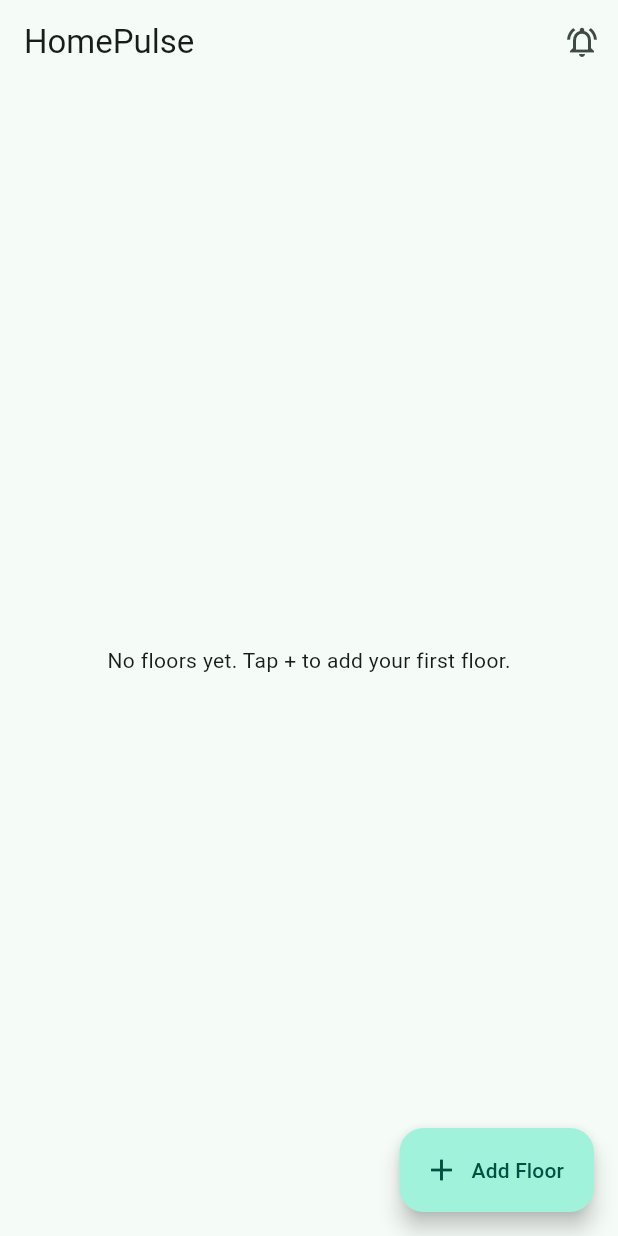
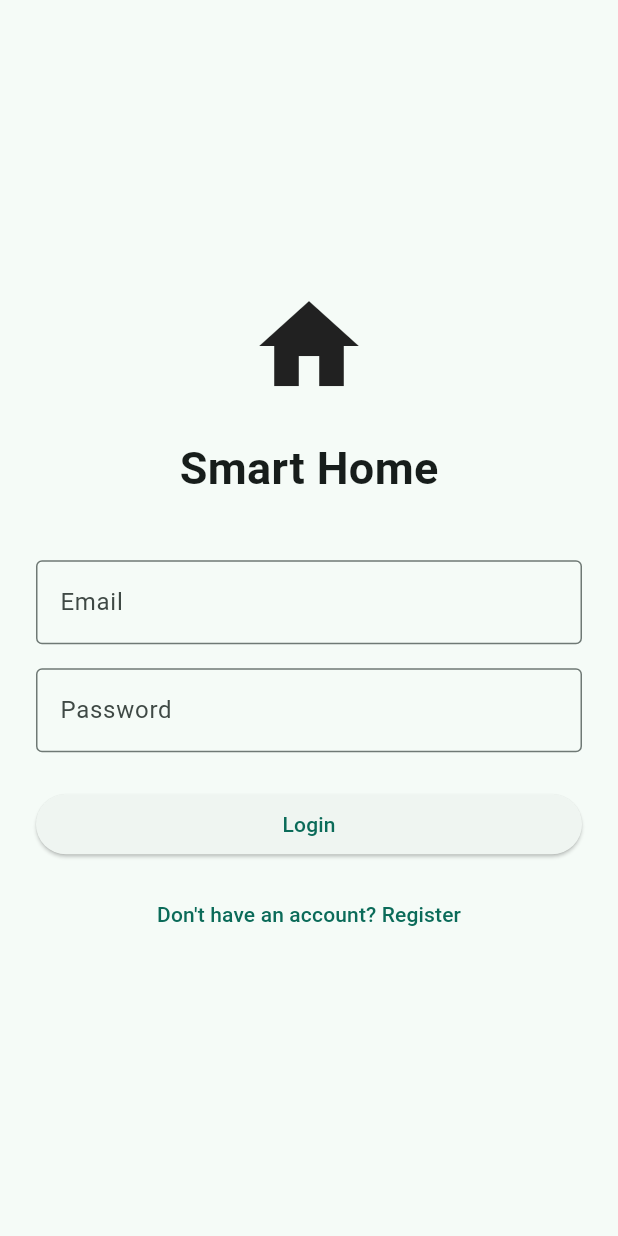
Before and after one commit to thevinu-04/HomePulse, a Flutter app: the screen it shows after launch, on a phone screen of 412 x 824 dp. Run offline on Flutter 3.47's test engine with Material 3 defaults, Android fonts, the phone set to English and light mode, and no system bars; our stand-ins replace firebase_auth, firebase_core, firebase_database, fl_chart; accounts and stored records are empty.

Commit message:
Add Firebase authentication with login and registration

```diff
--- a/lib/main.dart
+++ b/lib/main.dart
@@ -1,7 +1,9 @@
 import 'package:flutter/material.dart';
 import 'package:firebase_core/firebase_core.dart';
+import 'package:firebase_auth/firebase_auth.dart';
 import 'firebase_options.dart'; // generated by `flutterfire configure`
 import 'screens/floor_list_screen.dart';
+import 'screens/login_screen.dart';
 
 Future<void> main() async {
   WidgetsFlutterBinding.ensureInitialized();
@@ -21,7 +23,31 @@ class SmartHomeApp extends StatelessWidget {
         colorSchemeSeed: const Color(0xFF2E7D6B),
         useMaterial3: true,
       ),
-      home: const FloorListScreen(),
+      home: const AuthGate(),
     );
   }
 }
+
+class AuthGate extends StatelessWidget {
+  const AuthGate({super.key});
+
+  @override
+  Widget build(BuildContext context) {
+    return StreamBuilder<User?>(
+      stream: FirebaseAuth.instance.authStateChanges(),
+      builder: (BuildContext context, AsyncSnapshot<User?> snapshot) {
+        if (snapshot.connectionState == ConnectionState.waiting) {
+          return const Scaffold(
+            body: Center(child: CircularProgressIndicator()),
+          );
+        }
+
+        if (snapshot.hasData) {
+          return const FloorListScreen();
+        }
+
+        return const LoginScreen();
+      },
+    );
+  }
+}
--- /dev/null
+++ b/lib/screens/login_screen.dart
@@ -0,0 +1,130 @@
+import 'package:firebase_auth/firebase_auth.dart';
+import 'package:flutter/material.dart';
+
+import '../services/auth_service.dart';
+import 'register_screen.dart';
+
+class LoginScreen extends StatefulWidget {
+  const LoginScreen({super.key});
+
+  @override
+  State<LoginScreen> createState() => _LoginScreenState();
+}
+
+class _LoginScreenState extends State<LoginScreen> {
+  final TextEditingController _emailController = TextEditingController();
+  final TextEditingController _passwordController = TextEditingController();
+  final AuthService _authService = AuthService();
+
+  bool _isLoading = false;
+
+  @override
+  void dispose() {
+    _emailController.dispose();
+    _passwordController.dispose();
+    super.dispose();
+  }
+
+  Future<void> _login() async {
+    setState(() {
+      _isLoading = true;
+    });
+
+    try {
+      await _authService.login(
+        email: _emailController.text.trim(),
+        password: _passwordController.text.trim(),
+      );
+
+      if (!mounted) {
+        return;
+      }
+
+      ScaffoldMessenger.of(context).showSnackBar(
+        const SnackBar(content: Text('Login successful')),
+      );
+    } on FirebaseAuthException catch (e) {
+      if (!mounted) {
+        return;
+      }
+
+      ScaffoldMessenger.of(context).showSnackBar(
+        SnackBar(content: Text(e.message ?? 'Login failed')),
+      );
+    } catch (_) {
+      if (!mounted) {
+        return;
+      }
+
+      ScaffoldMessenger.of(context).showSnackBar(
+        const SnackBar(content: Text('Login failed')),
+      );
+    } finally {
+      if (mounted) {
+        setState(() {
+          _isLoading = false;
+        });
+      }
+    }
+  }
+
+  @override
+  Widget build(BuildContext context) {
+    return Scaffold(
+      body: SafeArea(
+        child: Padding(
+          padding: const EdgeInsets.all(24),
+          child: Column(
+            mainAxisAlignment: MainAxisAlignment.center,
+            children: <Widget>[
+              const Icon(Icons.home, size: 80),
+              const SizedBox(height: 20),
+              const Text(
+                'Smart Home',
+                style: TextStyle(fontSize: 30, fontWeight: FontWeight.bold),
+              ),
+              const SizedBox(height: 40),
+              TextField(
+                controller: _emailController,
+                keyboardType: TextInputType.emailAddress,
+                decoration: const InputDecoration(
+                  labelText: 'Email',
+                  border: OutlineInputBorder(),
+                ),
+              ),
+              const SizedBox(height: 16),
+              TextField(
+                controller: _passwordController,
+                obscureText: true,
+                decoration: const InputDecoration(
+                  labelText: 'Password',
+                  border: OutlineInputBorder(),
+                ),
+              ),
+              const SizedBox(height: 24),
+              SizedBox(
+                width: double.infinity,
+                child: ElevatedButton(
+                  onPressed: _isLoading ? null : _login,
+                  child: Text(_isLoading ? 'Logging in...' : 'Login'),
+                ),
+              ),
+              const SizedBox(height: 12),
+              TextButton(
+                onPressed: () {
+                  Navigator.push(
+                    context,
+                    MaterialPageRoute<RegisterScreen>(
+                      builder: (_) => const RegisterScreen(),
+                    ),
+                  );
+                },
+                child: const Text("Don't have an account? Register"),
+              ),
+            ],
+          ),
+        ),
+      ),
+    );
+  }
+}
--- /dev/null
+++ b/lib/services/auth_service.dart
@@ -0,0 +1,45 @@
+import 'package:firebase_auth/firebase_auth.dart';
+import 'package:firebase_database/firebase_database.dart';
+
+class AuthService {
+  final FirebaseAuth _auth = FirebaseAuth.instance;
+  final DatabaseReference _db = FirebaseDatabase.instance.ref();
+
+  User? get currentUser => _auth.currentUser;
+
+  Future<UserCredential> register({
+    required String name,
+    required String email,
+    required String password,
+  }) async {
+    final credential = await _auth.createUserWithEmailAndPassword(
+      email: email,
+      password: password,
+    );
+
+    final user = credential.user;
+
+    if (user != null) {
+      await _db.child('users/${user.uid}').set({
+        'name': name,
+        'email': email,
+      });
+    }
+
+    return credential;
+  }
+
+  Future<UserCredential> login({
+    required String email,
+    required String password,
+  }) {
+    return _auth.signInWithEmailAndPassword(
+      email: email,
+      password: password,
+    );
+  }
+
+  Future<void> logout() async {
+    await _auth.signOut();
+  }
+}
```
Also changed, not shown: lib/screens/register_screen.dart (added, +139 -0 lines), pubspec.lock, 2 other files.
